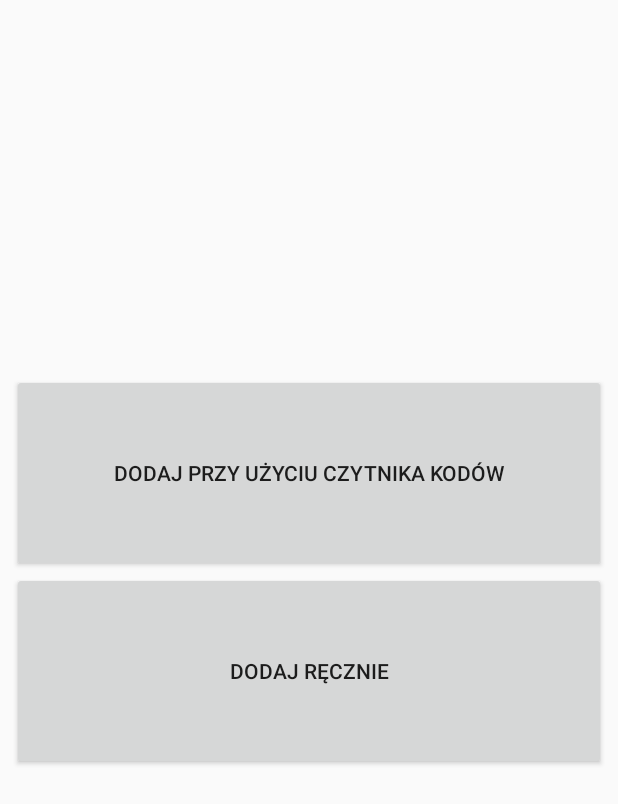
After one commit to SmartUS-KNI/WirtualnaApteczka, an Android app: the layout choose_add_option.xml on its own in the app's theme, with its tools: preview values and no code run, on a phone screen of 412 x 824 dp. The commit adds this screen. Shown: the top 804 px of the screen. Run offline under Robolectric (Android 15) with nearby library versions, the phone set to English and light mode, and no system bars.

Commit message:
I created new layout
Added:
-new layout choose_add_option
-few string to string.xml

```diff
--- /dev/null
+++ b/app/src/main/res/layout/choose_add_option.xml
@@ -0,0 +1,35 @@
+<?xml version="1.0" encoding="utf-8"?>
+<android.support.constraint.ConstraintLayout xmlns:android="http://schemas.android.com/apk/res/android"
+    xmlns:app="http://schemas.android.com/apk/res-auto"
+    android:layout_width="match_parent"
+    android:layout_height="match_parent">
+
+    <LinearLayout
+        android:layout_width="0dp"
+        android:layout_height="326dp"
+        android:layout_marginBottom="50dp"
+        android:layout_marginEnd="8dp"
+        android:layout_marginStart="8dp"
+        android:layout_marginTop="50dp"
+        android:orientation="vertical"
+        app:layout_constraintBottom_toBottomOf="parent"
+        app:layout_constraintEnd_toEndOf="parent"
+        app:layout_constraintStart_toStartOf="parent"
+        app:layout_constraintTop_toTopOf="parent">
+
+        <Button
+            android:id="@+id/chose_Manually_Button"
+            android:layout_width="match_parent"
+            android:layout_height="132dp"
+            android:text="@string/add_by_camera" />
+
+        <Button
+            android:id="@+id/chose_By_Camera_Button"
+            android:layout_width="match_parent"
+            android:layout_height="132dp"
+            android:text="@string/add_manually" />
+
+
+    </LinearLayout>
+
+</android.support.constraint.ConstraintLayout>
--- a/app/src/main/res/values/strings.xml
+++ b/app/src/main/res/values/strings.xml
@@ -17,5 +17,7 @@
     <string name="add_new_label">Dodaj nową etykietę</string>
     <string name="add_medicine">Dodaj lek</string>
     <string name="add_medicine_main">Dodaj lek</string>
+    <string name="add_manually">Dodaj ręcznie</string>
+    <string name="add_by_camera">Dodaj przy użyciu czytnika kodów</string>
 
 </resources>
```
